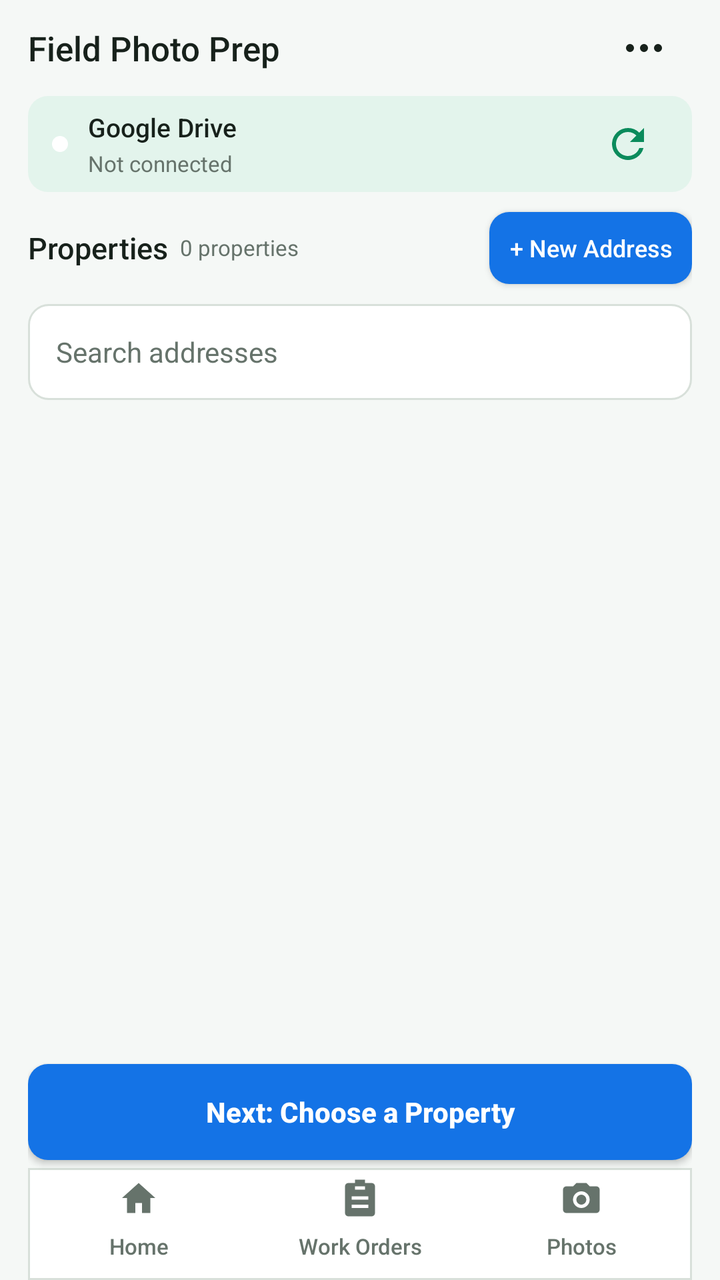
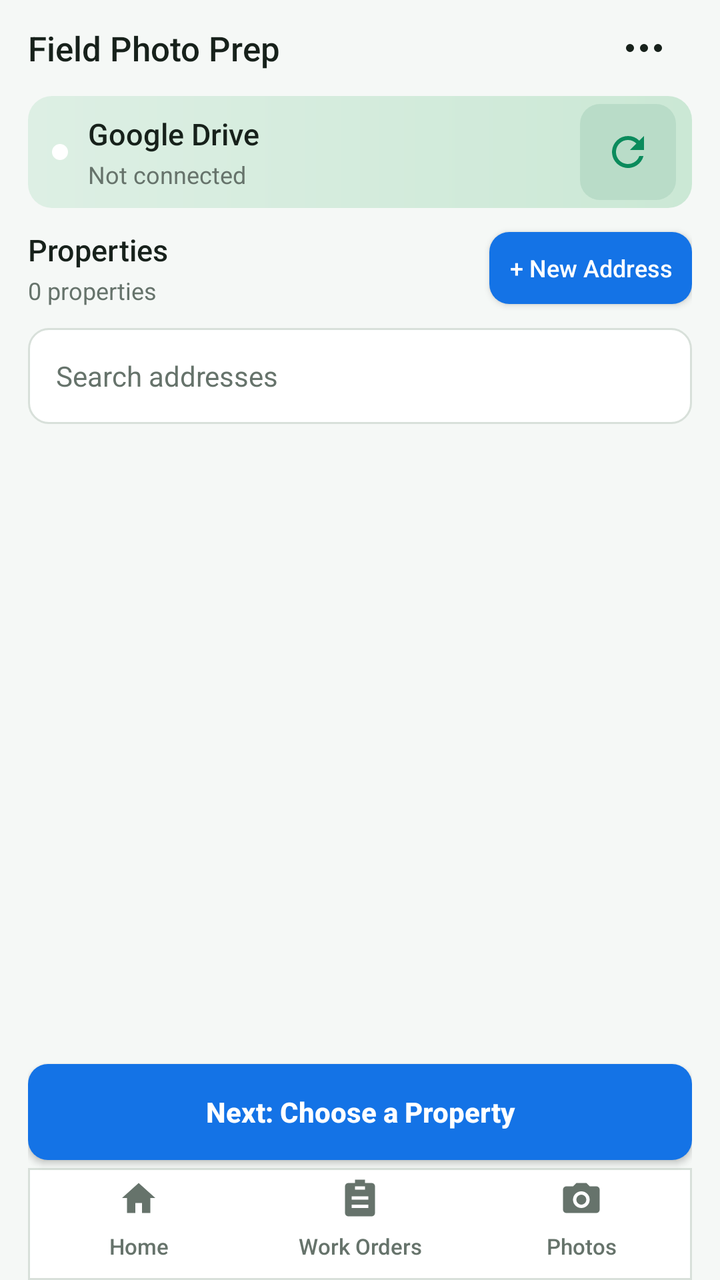

An Android layout rendered at two revisions. The XML below is the earlier revision; the diff shows what the commit changed to produce the second picture.
<!-- AndroidManifest.xml: application theme android:Theme.Material.Light.NoActionBar -->
<!-- res/layout/screen_home_properties.xml -->
<?xml version="1.0" encoding="utf-8"?>
<FrameLayout
    xmlns:android="http://schemas.android.com/apk/res/android"
    android:id="@+id/home_root"
    android:layout_width="match_parent"
    android:layout_height="match_parent"
    android:background="@color/home_background">
    <LinearLayout
        android:id="@+id/home_content"
        android:layout_width="match_parent"
        android:layout_height="match_parent"
        android:orientation="vertical"
        android:paddingStart="14dp"
        android:paddingEnd="14dp">
        <LinearLayout
            android:layout_width="match_parent"
            android:layout_height="48dp"
            android:gravity="center_vertical"
            android:orientation="horizontal">
            <TextView
                android:layout_width="0dp"
                android:layout_height="wrap_content"
                android:layout_weight="1"
                android:text="Field Photo Prep"
                android:textColor="@color/home_text_primary"
                style="@style/FieldAppTitle" />
            <ImageButton
                android:id="@+id/home_drive_options_button"
                android:layout_width="48dp"
                android:layout_height="48dp"
                android:background="?android:attr/selectableItemBackgroundBorderless"
                android:contentDescription="Storage options"
                android:padding="12dp"
                android:src="@drawable/ic_home_more_24" />
        </LinearLayout>
        <LinearLayout
            android:id="@+id/drive_status_strip"
            android:layout_width="match_parent"
            android:layout_height="48dp"
            android:background="@drawable/bg_concept_soft_green"
            android:gravity="center_vertical"
            android:orientation="horizontal"
            android:paddingStart="12dp"
            android:paddingEnd="8dp">
            <View
                android:id="@+id/drive_status_dot"
                android:layout_width="8dp"
                android:layout_height="8dp"
                android:layout_marginEnd="10dp"
                android:background="@drawable/bg_home_status_dot" />
            <LinearLayout
                android:id="@+id/home_company_click_target"
                android:layout_width="0dp"
                android:layout_height="match_parent"
                android:layout_weight="1"
                android:clickable="true"
                android:contentDescription="Current company. Tap to choose company."
                android:focusable="true"
                android:gravity="center_vertical"
                android:orientation="vertical"
                android:paddingEnd="8dp">
                <LinearLayout
                    android:layout_width="match_parent"
                    android:layout_height="wrap_content"
                    android:gravity="center_vertical"
                    android:orientation="horizontal">
                    <TextView
                        android:id="@+id/home_master_name"
                        android:layout_width="0dp"
                        android:layout_height="wrap_content"
                        android:layout_weight="1"
                        android:ellipsize="end"
                        android:maxLines="1"
                        android:text="Google Drive"
                        android:textColor="@color/home_text_primary"
                        android:textSize="13sp"
                        android:textStyle="normal"
                        android:fontFamily="sans-serif-medium" />
                    <TextView
                        android:id="@+id/home_company_chevron"
                        android:layout_width="wrap_content"
                        android:layout_height="wrap_content"
                        android:layout_marginStart="4dp"
                        android:text="▼"
                        android:textColor="@color/home_primary"
                        android:textSize="10sp"
                        android:textStyle="bold"
                        android:visibility="gone" />
                </LinearLayout>
                <TextView
                    android:id="@+id/home_drive_state"
                    android:layout_width="match_parent"
                    android:layout_height="wrap_content"
                    android:layout_marginTop="2dp"
                    android:ellipsize="end"
                    android:maxLines="1"
                    android:text="Not connected"
                    android:textColor="@color/home_text_secondary"
                    android:textSize="11sp" />
            </LinearLayout>
            <ProgressBar
                android:id="@+id/home_progress"
                style="?android:attr/progressBarStyleSmall"
                android:layout_width="40dp"
                android:layout_height="40dp"
                android:padding="9dp"
                android:visibility="gone" />
            <ImageButton
                android:id="@+id/home_refresh_button"
                android:layout_width="48dp"
                android:layout_height="48dp"
                android:background="?android:attr/selectableItemBackgroundBorderless"
                android:contentDescription="Refresh properties"
                android:padding="12dp"
                android:src="@drawable/ic_home_refresh_24"
                android:tint="@color/home_primary" />
            <Button
                android:id="@+id/home_connect_button"
                android:layout_width="wrap_content"
                android:layout_height="48dp"
                android:minWidth="0dp"
                android:paddingStart="12dp"
                android:paddingEnd="12dp"
                android:text="Connect"
                android:textAllCaps="false"
                android:visibility="gone"
                style="@style/FieldAction" />
        </LinearLayout>
        <TextView
            android:id="@+id/home_status_text"
            android:layout_width="match_parent"
            android:layout_height="wrap_content"
            android:layout_marginTop="8dp"
            android:background="@drawable/bg_concept_info_status"
            android:padding="10dp"
            android:textColor="@color/home_blue_dark"
            android:textSize="12sp"
            android:visibility="gone" />
        <LinearLayout
            android:layout_width="match_parent"
            android:layout_height="56dp"
            android:gravity="center_vertical"
            android:orientation="horizontal">
            <LinearLayout
                android:layout_width="0dp"
                android:layout_height="wrap_content"
                android:layout_weight="1"
                android:orientation="horizontal"
                android:gravity="center_vertical">
                <TextView
                    android:layout_width="wrap_content"
                    android:layout_height="wrap_content"
                    android:text="Properties"
                    android:textColor="@color/home_text_primary"
                    android:textSize="15sp"
                    android:textStyle="normal"
                    android:fontFamily="sans-serif-medium"
                    android:layout_marginEnd="6dp" />
                <TextView
                    android:id="@+id/home_property_count"
                    android:layout_width="0dp"
                    android:layout_height="wrap_content"
                    android:layout_marginTop="0dp"
                    android:text="0 properties"
                    android:textColor="@color/home_text_secondary"
                    android:textSize="11sp"
                    android:layout_weight="1"
                    android:maxLines="2"
                    android:ellipsize="end" />
            </LinearLayout>
            <Button
                android:id="@+id/home_new_address_button"
                android:layout_width="wrap_content"
                android:layout_height="48dp"
                android:background="@drawable/bg_field_compact_blue_button"
                android:minWidth="0dp"
                android:paddingStart="10dp"
                android:paddingEnd="10dp"
                android:text="+ New Address"
                android:textAllCaps="false"
                android:textColor="@color/home_on_primary"
                android:textSize="12sp"
                android:textStyle="normal"
                style="@style/FieldAction" />
        </LinearLayout>
        <EditText
            android:id="@+id/home_property_search"
            android:layout_width="match_parent"
            android:layout_height="48dp"
            android:layout_marginBottom="8dp"
            android:background="@drawable/bg_concept_card"
            android:hint="Search addresses"
            android:inputType="text"
            android:maxLines="1"
            android:paddingStart="14dp"
            android:paddingEnd="14dp"
            android:singleLine="true"
            android:textColor="@color/home_text_primary"
            android:textColorHint="@color/home_text_secondary"
            android:textSize="14sp" />
        <TextView
            android:id="@+id/home_archive_review_entry"
            android:layout_width="match_parent"
            android:layout_height="48dp"
            android:layout_marginBottom="8dp"
            android:background="@drawable/bg_concept_card"
            android:clickable="true"
            android:focusable="true"
            android:gravity="center_vertical"
            android:paddingStart="14dp"
            android:paddingEnd="14dp"
            android:text="Addresses ready for review"
            android:textColor="@color/home_primary"
            android:textSize="12sp"
            android:visibility="gone" />
        <FrameLayout
            android:layout_width="match_parent"
            android:layout_height="0dp"
            android:layout_weight="1">
            <ListView
                android:id="@+id/home_property_list"
                android:layout_width="match_parent"
                android:layout_height="match_parent"
                android:clipToPadding="false"
                android:divider="@android:color/transparent"
                android:dividerHeight="7dp"
                android:paddingBottom="8dp"
                android:scrollbars="vertical" />
            <TextView
                android:id="@+id/home_empty_text"
                android:layout_width="match_parent"
                android:layout_height="match_parent"
                android:gravity="center"
                android:padding="24dp"
                android:text="No properties yet"
                android:textColor="@color/home_text_secondary"
                android:textSize="14sp"
                android:visibility="gone" />
        </FrameLayout>
        <Button
            android:id="@+id/home_next_action"
            android:layout_width="match_parent"
            android:layout_height="48dp"
            android:layout_marginBottom="4dp"
            android:background="@drawable/bg_concept_blue_button"
            android:text="Next: Choose a Property"
            android:textAllCaps="false"
            android:textColor="@color/home_on_primary"
            android:textSize="14sp"
            android:textStyle="bold"
            style="@style/FieldAction" />
        <include
            layout="@layout/field_bottom_navigation" />
    </LinearLayout>
</FrameLayout>
<!-- res/layout/field_bottom_navigation.xml (included above) -->
<?xml version="1.0" encoding="utf-8"?>
<LinearLayout
    xmlns:android="http://schemas.android.com/apk/res/android"
    android:id="@+id/field_bottom_navigation"
    android:layout_width="match_parent"
    android:layout_height="56dp"
    android:background="@drawable/bg_concept_nav"
    android:gravity="center"
    android:orientation="horizontal">
    <Button
        android:id="@+id/nav_home"
        style="@style/FieldNavItem"
        android:drawableTop="@drawable/ic_field_home"
        android:text="Home" />
    <Button
        android:id="@+id/nav_work_orders"
        style="@style/FieldNavItem"
        android:drawableTop="@drawable/ic_field_work_orders"
        android:text="Work Orders" />
    <Button
        android:id="@+id/nav_photos"
        style="@style/FieldNavItem"
        android:drawableTop="@drawable/ic_field_camera"
        android:text="Photos" />
</LinearLayout>
<!-- resources referenced by this layout -->
<resources>
  <color name="home_background">#F5F8F6</color>
  <color name="home_blue_dark">#0D5CBD</color>
  <color name="home_on_primary">#FFFFFF</color>
  <color name="home_primary">#0B8B5C</color>
  <color name="home_text_primary">#17211B</color>
  <color name="home_text_secondary">#66736B</color>
  <!-- drawable bg_concept_info_status (drawable) -->
  <?xml version="1.0" encoding="utf-8"?>
  <shape xmlns:android="http://schemas.android.com/apk/res/android" android:shape="rectangle">
      <solid android:color="@color/home_blue_soft" />
      <corners android:radius="12dp" />
  </shape>
  <!-- drawable bg_concept_nav (drawable) -->
  <?xml version="1.0" encoding="utf-8"?>
          <shape xmlns:android="http://schemas.android.com/apk/res/android" android:shape="rectangle">
              <solid android:color="@color/home_surface" />
              <stroke android:width="1dp" android:color="@color/home_outline" />
          </shape>
  <!-- drawable bg_concept_soft_green (drawable) -->
  <?xml version="1.0" encoding="utf-8"?>
  <shape
      xmlns:android="http://schemas.android.com/apk/res/android"
      android:shape="rectangle">
      <solid
          android:color="@color/home_primary_soft" />
      <corners
          android:radius="10dp" />
  </shape>
  <!-- drawable bg_field_compact_blue_button (drawable) -->
  <?xml version="1.0" encoding="utf-8"?>
  <inset xmlns:android="http://schemas.android.com/apk/res/android"
      android:insetTop="6dp"
      android:insetBottom="6dp"
      android:drawable="@drawable/bg_concept_blue_button" />
  <!-- drawable bg_home_status_dot (drawable) -->
  <?xml version="1.0" encoding="utf-8"?>
  <shape xmlns:android="http://schemas.android.com/apk/res/android" android:shape="oval">
      <solid android:color="@color/home_on_primary" />
  </shape>
  <!-- drawable ic_field_home (drawable) -->
  <?xml version="1.0" encoding="utf-8"?>
  <vector xmlns:android="http://schemas.android.com/apk/res/android" android:width="20dp" android:height="20dp" android:viewportWidth="24" android:viewportHeight="24">
      <path android:fillColor="#FF000000" android:pathData="M12,3L2,12H5V21H10V15H14V21H19V12H22L12,3Z" />
  </vector>
  <style name="FieldAppTitle">
          <item name="android:textSize">17sp</item>
          <item name="android:fontFamily">sans-serif-medium</item>
          <item name="android:textStyle">normal</item>
          <item name="android:maxLines">1</item>
          <item name="android:ellipsize">end</item>
          <item name="android:textColor">@color/home_text_primary</item>
      </style>
  <color name="home_blue">#1473E6</color>
  <color name="home_surface">#FFFFFF</color>
  <color name="home_outline">#D8E0DA</color>
  <color name="home_blue_soft">#E9F2FF</color>
  <color name="home_primary_soft">#E3F4EC</color>
  <!-- unchanged entries left out for length: 9 -->
</resources>

<!-- the commit's change to res/layout/screen_home_properties.xml (unified diff, before → after) -->
@@ -36,12 +36,15 @@
         <LinearLayout
             android:id="@+id/drive_status_strip"
             android:layout_width="match_parent"
-            android:layout_height="48dp"
-            android:background="@drawable/bg_concept_soft_green"
+            android:layout_height="wrap_content"
+            android:minHeight="56dp"
+            android:background="@drawable/bg_home_company_two_tone"
             android:gravity="center_vertical"
             android:orientation="horizontal"
             android:paddingStart="12dp"
-            android:paddingEnd="8dp">
+            android:paddingEnd="8dp"
+            android:paddingTop="4dp"
+            android:paddingBottom="4dp">
             <View
                 android:id="@+id/drive_status_dot"
                 android:layout_width="8dp"
@@ -51,7 +54,8 @@
             <LinearLayout
                 android:id="@+id/home_company_click_target"
                 android:layout_width="0dp"
-                android:layout_height="match_parent"
+                android:layout_height="wrap_content"
+                android:minHeight="48dp"
                 android:layout_weight="1"
                 android:clickable="true"
                 android:contentDescription="Current company. Tap to choose company."
@@ -73,7 +77,7 @@
                         android:maxLines="1"
                         android:text="Google Drive"
                         android:textColor="@color/home_text_primary"
-                        android:textSize="13sp"
+                        android:textSize="15sp"
                         android:textStyle="normal"
                         android:fontFamily="sans-serif-medium" />
                     <TextView
@@ -96,7 +100,7 @@
                     android:maxLines="1"
                     android:text="Not connected"
                     android:textColor="@color/home_text_secondary"
-                    android:textSize="11sp" />
+                    android:textSize="12sp" />
             </LinearLayout>
             <ProgressBar
                 android:id="@+id/home_progress"
@@ -109,7 +113,7 @@
                 android:id="@+id/home_refresh_button"
                 android:layout_width="48dp"
                 android:layout_height="48dp"
-                android:background="?android:attr/selectableItemBackgroundBorderless"
+                android:background="@drawable/bg_home_company_refresh"
                 android:contentDescription="Refresh properties"
                 android:padding="12dp"
                 android:src="@drawable/ic_home_refresh_24"
@@ -138,14 +142,16 @@
             android:visibility="gone" />
         <LinearLayout
             android:layout_width="match_parent"
-            android:layout_height="56dp"
+            android:layout_height="wrap_content"
+            android:minHeight="60dp"
             android:gravity="center_vertical"
             android:orientation="horizontal">
             <LinearLayout
                 android:layout_width="0dp"
                 android:layout_height="wrap_content"
+                android:layout_marginEnd="10dp"
                 android:layout_weight="1"
-                android:orientation="horizontal"
+                android:orientation="vertical"
                 android:gravity="center_vertical">
                 <TextView
                     android:layout_width="wrap_content"
@@ -154,18 +160,16 @@
                     android:textColor="@color/home_text_primary"
                     android:textSize="15sp"
                     android:textStyle="normal"
-                    android:fontFamily="sans-serif-medium"
-                    android:layout_marginEnd="6dp" />
+                    android:fontFamily="sans-serif-medium" />
                 <TextView
                     android:id="@+id/home_property_count"
-                    android:layout_width="0dp"
-                    android:layout_height="wrap_content"
-                    android:layout_marginTop="0dp"
+                    android:layout_width="match_parent"
+                    android:layout_height="wrap_content"
+                    android:layout_marginTop="2dp"
                     android:text="0 properties"
                     android:textColor="@color/home_text_secondary"
-                    android:textSize="11sp"
-                    android:layout_weight="1"
-                    android:maxLines="2"
+                    android:textSize="12sp"
+                    android:maxLines="1"
                     android:ellipsize="end" />
             </LinearLayout>
             <Button
<!-- resource entries referenced after the edit -->
@@ -34,6 +34,27 @@
       android:insetTop="6dp"
       android:insetBottom="6dp"
       android:drawable="@drawable/bg_concept_blue_button" />
+  <!-- drawable bg_home_company_refresh (drawable) -->
+  <?xml version="1.0" encoding="utf-8"?>
+  <ripple xmlns:android="http://schemas.android.com/apk/res/android"
+      android:color="@color/home_primary">
+      <item>
+          <shape android:shape="rectangle">
+              <solid android:color="@color/home_company_refresh_surface" />
+              <corners android:radius="10dp" />
+          </shape>
+      </item>
+  </ripple>
+  <!-- drawable bg_home_company_two_tone (drawable) -->
+  <?xml version="1.0" encoding="utf-8"?>
+  <shape xmlns:android="http://schemas.android.com/apk/res/android"
+      android:shape="rectangle">
+      <gradient
+          android:angle="0"
+          android:startColor="@color/home_company_gradient_start"
+          android:endColor="@color/home_company_gradient_end" />
+      <corners android:radius="12dp" />
+  </shape>
   <!-- drawable bg_home_status_dot (drawable) -->
   <?xml version="1.0" encoding="utf-8"?>
   <shape xmlns:android="http://schemas.android.com/apk/res/android" android:shape="oval">
@@ -56,6 +77,9 @@
   <color name="home_surface">#FFFFFF</color>
   <color name="home_outline">#D8E0DA</color>
   <color name="home_blue_soft">#E9F2FF</color>
+  <color name="home_company_refresh_surface">#B9DCC8</color>
+  <color name="home_company_gradient_start">#DDEFE4</color>
+  <color name="home_company_gradient_end">#CBE8D5</color>
   <color name="home_primary_soft">#E3F4EC</color>
   <!-- unchanged entries left out for length: 9 -->
 </resources>
